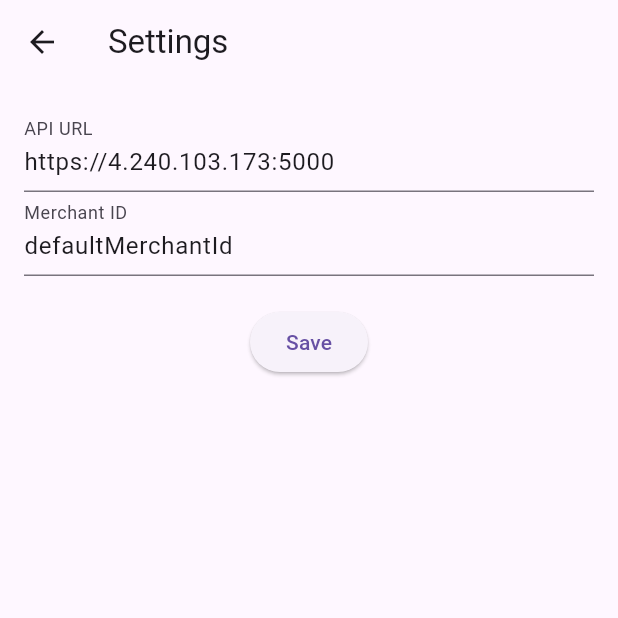
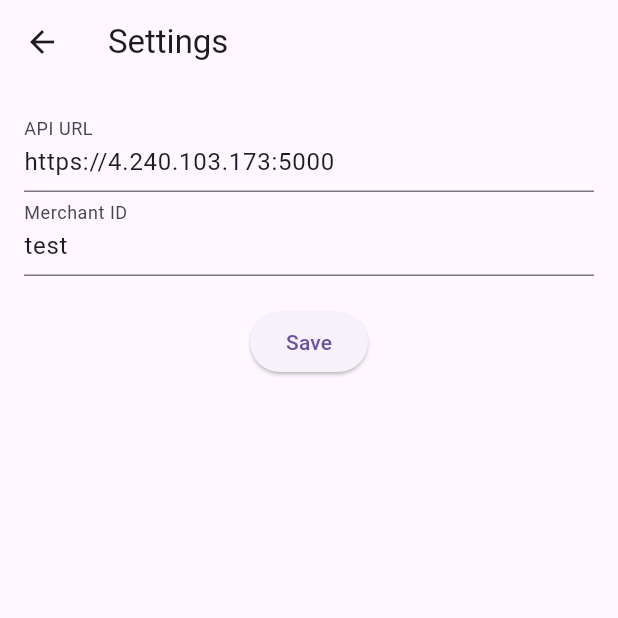
Before and after one commit to geek957/billing-flutter-app, a Flutter app: the screen it shows after launch, after a tap on the "settings" icon, on a phone screen of 412 x 824 dp, the top half of it. Run offline on Flutter 3.47's test engine with Material 3 defaults, Android fonts, the phone set to English and light mode, and no system bars; our stand-ins replace camera, image_picker, shared_preferences.

```diff
--- a/lib/HomePage.dart
+++ b/lib/HomePage.dart
@@ -55,9 +55,12 @@ class _HomePageState extends State<HomePage> {
                     );
                   },
                   style: ElevatedButton.styleFrom(
-                    backgroundColor: Colors.green, // Set the background color to green
+                    backgroundColor: const Color.fromARGB(255, 108, 206, 111), // Set the background color to green
+                    minimumSize: Size(80, 40), // Set the minimum size of the button
+                    padding: EdgeInsets.symmetric(horizontal: 24, vertical: 12), // Adjust padding
+                    textStyle: TextStyle(fontSize: 20), // Increase the font size
                   ),
-                  child: const Text('Start'),
+                  child: const Text('Begin'),
                 ),
               ],
             ),
--- a/lib/config.dart
+++ b/lib/config.dart
@@ -32,6 +32,6 @@ class Config {
 
   static Future<String?> loadMerchantId() async {
     String? id = await Storage.loadVariable("merchantId");
-    return id ?? "defaultMerchantId";
+    return id ?? "test";
   }
 }
```
Also changed, not shown: lib/CameraScreen.dart (+39 -14 lines).
